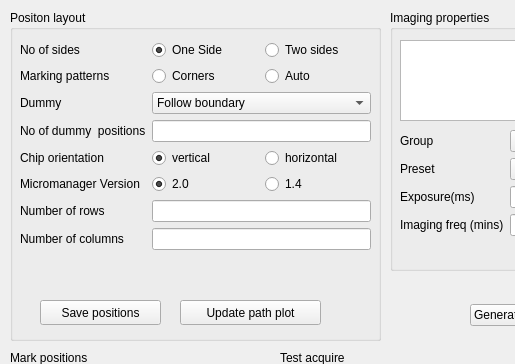
The window that rtclient/ui/qt_ui_files/positions.ui (karempudi/rtclient) describes before a commit, drawn with Qt 5; both pictures show x 0 to 515 and y 0 to 364 of the 908 by 688 pixel window.
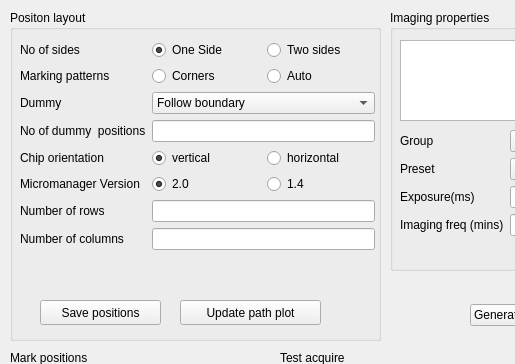
The same window after the commit.

Commit message: Finished groups and preset related ui

```diff
--- a/rtclient/ui/qt_ui_files/positions.ui
+++ b/rtclient/ui/qt_ui_files/positions.ui
@@ -31,8 +31,8 @@
       <rect>
        <x>10</x>
        <y>30</y>
-       <width>351</width>
-       <height>241</height>
+       <width>355</width>
+       <height>244</height>
       </rect>
      </property>
      <layout class="QFormLayout" name="positions_layout">
```
Left out of the diff: 6 changed lines with no effect on the pictures. The commit also changes 3 other files.
